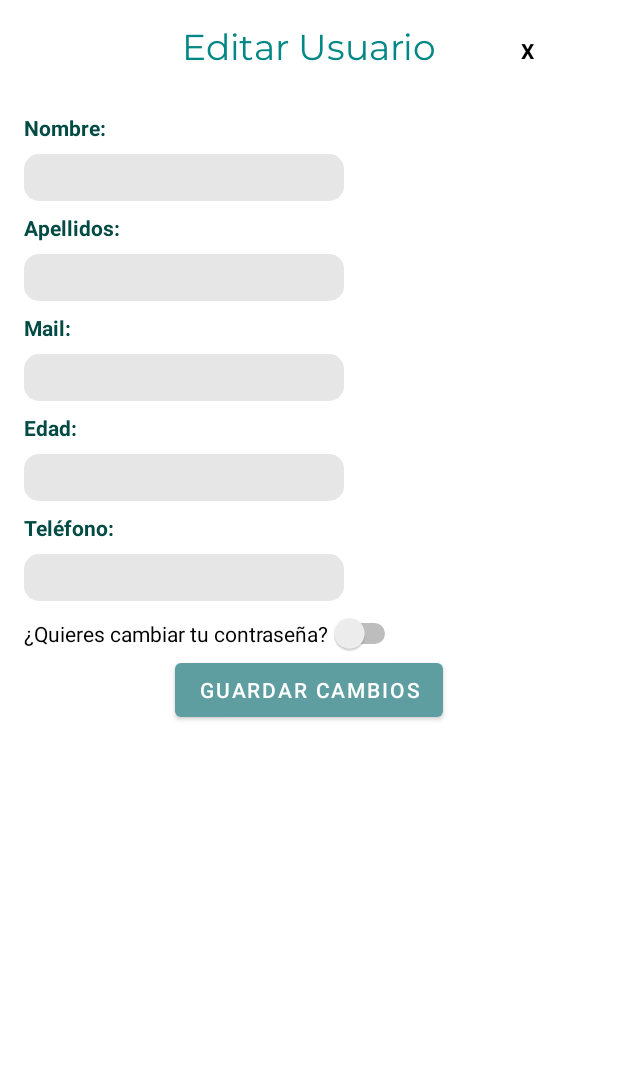
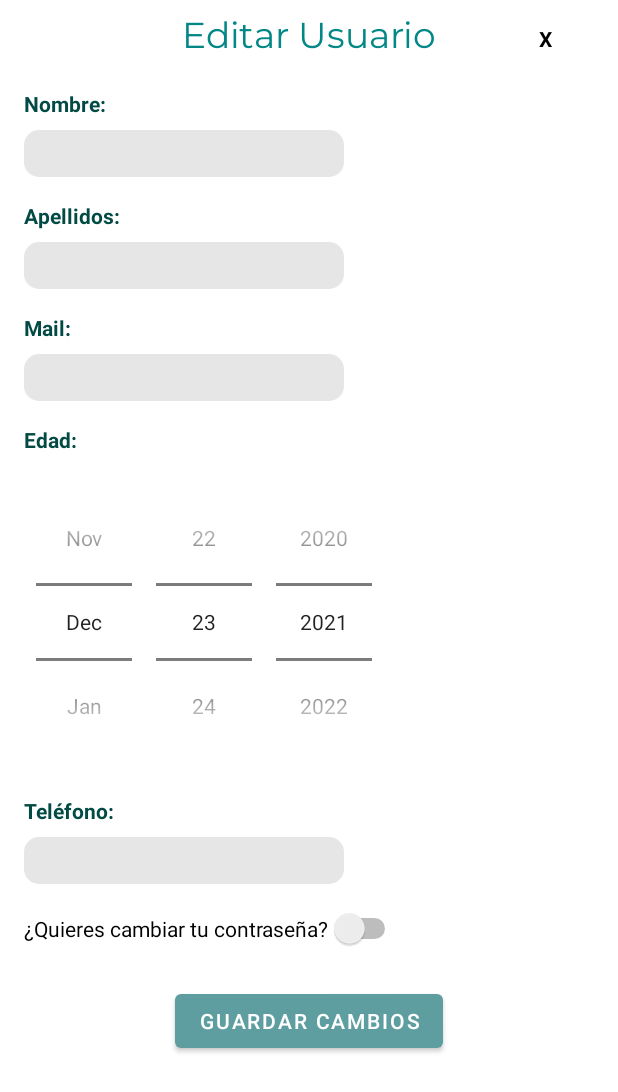
Before and after one commit to 3-GTI-ProyectoMedioAmbiente/Android, an Android app: the layout popeditarusuario.xml on its own in the app's theme, with its tools: preview values and no code run, on a phone screen of 412 x 824 dp. Shown: the top 1092 px of the screen. Run offline under Robolectric (Android 15) with nearby library versions, the phone set to English and light mode, and no system bars; Roboto replaces fonts that are not available here.

Commit message:
Editar funciona con la nueva fecha

```diff
--- a/src/AppBeacon/app/src/main/res/layout/popeditarusuario.xml
+++ b/src/AppBeacon/app/src/main/res/layout/popeditarusuario.xml
@@ -14,7 +14,7 @@
             android:id="@+id/textView40"
             android:layout_width="wrap_content"
             android:layout_height="wrap_content"
-            android:layout_marginTop="16dp"
+            android:layout_marginTop="8dp"
             android:fontFamily="@font/montserrat"
             android:text="Editar Usuario"
             android:textColor="@color/teal_700"
@@ -51,30 +51,29 @@
             android:id="@+id/textViewTelefonoEditar"
             android:layout_width="wrap_content"
             android:layout_height="wrap_content"
-            android:layout_marginTop="8dp"
+            android:layout_marginTop="16dp"
             android:text="Teléfono:"
             android:textColor="#024A44"
             android:textStyle="bold"
-            app:layout_constraintStart_toStartOf="@+id/editTextEdadEditar"
-            app:layout_constraintTop_toBottomOf="@+id/editTextEdadEditar" />
+            app:layout_constraintStart_toStartOf="@+id/etEdadEditar"
+            app:layout_constraintTop_toBottomOf="@+id/etEdadEditar" />
 
-        <EditText
-            android:id="@+id/editTextEdadEditar"
+        <DatePicker
+            android:id="@+id/etEdadEditar"
             android:layout_width="wrap_content"
-            android:layout_height="31dp"
-            android:layout_marginTop="8dp"
-            android:background="@drawable/register"
-            android:ems="10"
-            android:inputType="textPersonName"
-            android:paddingStart="5dp"
-            app:layout_constraintStart_toStartOf="@+id/textViewEdadEditar"
+            android:layout_height="300px"
+            android:layout_marginStart="16dp"
+            android:layout_marginTop="12dp"
+            android:calendarViewShown="false"
+            android:datePickerMode="spinner"
+            app:layout_constraintStart_toStartOf="parent"
             app:layout_constraintTop_toBottomOf="@+id/textViewEdadEditar" />
 
         <TextView
             android:id="@+id/textViewEdadEditar"
             android:layout_width="wrap_content"
             android:layout_height="wrap_content"
-            android:layout_marginTop="8dp"
+            android:layout_marginTop="16dp"
             android:text="Edad:"
             android:textColor="#024A44"
             android:textStyle="bold"
@@ -97,7 +96,7 @@
             android:id="@+id/textViewMailEditar"
             android:layout_width="wrap_content"
             android:layout_height="wrap_content"
-            android:layout_marginTop="8dp"
+            android:layout_marginTop="16dp"
             android:text="Mail:"
             android:textColor="#024A44"
             android:textStyle="bold"
@@ -108,7 +107,7 @@
             android:id="@+id/textViewApellidosEditar"
             android:layout_width="wrap_content"
             android:layout_height="wrap_content"
-            android:layout_marginTop="8dp"
+            android:layout_marginTop="16dp"
             android:text="Apellidos:"
             android:textColor="#024A44"
             android:textStyle="bold"
@@ -120,7 +119,7 @@
             android:layout_width="wrap_content"
             android:layout_height="wrap_content"
             android:layout_marginStart="16dp"
-            android:layout_marginTop="24dp"
+            android:layout_marginTop="16dp"
             android:text="Nombre:"
             android:textColor="#024A44"
             android:textStyle="bold"
@@ -143,7 +142,7 @@
             android:id="@+id/textViewAntiguaContra"
             android:layout_width="wrap_content"
             android:layout_height="wrap_content"
-            android:layout_marginTop="8dp"
+            android:layout_marginTop="16dp"
             android:text="Antigua Contraseña:"
             android:textColor="#024A44"
             android:textStyle="bold"
@@ -168,7 +167,7 @@
             android:id="@+id/textViewNuevaContra"
             android:layout_width="wrap_content"
             android:layout_height="wrap_content"
-            android:layout_marginTop="8dp"
+            android:layout_marginTop="16dp"
             android:text="Nueva Contraseña:"
             android:textColor="#024A44"
             android:textStyle="bold"
@@ -193,7 +192,7 @@
             android:id="@+id/textViewReNuevaContra"
             android:layout_width="wrap_content"
             android:layout_height="wrap_content"
-            android:layout_marginTop="8dp"
+            android:layout_marginTop="16dp"
             android:text="Repite Nueva Contraseña:"
             android:textColor="#024A44"
             android:textStyle="bold"
@@ -218,8 +217,8 @@
             android:id="@+id/btnRegistro"
             android:layout_width="wrap_content"
             android:layout_height="wrap_content"
+            android:layout_marginTop="24dp"
             android:text="Guardar Cambios"
-            app:layout_constraintBottom_toBottomOf="parent"
             app:layout_constraintEnd_toEndOf="parent"
             app:layout_constraintStart_toStartOf="parent"
             app:layout_constraintTop_toBottomOf="@+id/editTextReContraEditar" />
@@ -229,6 +228,7 @@
             android:layout_width="wrap_content"
             android:layout_height="wrap_content"
             android:layout_gravity="end"
+            android:layout_marginStart="24dp"
             android:gravity="center"
             android:padding="10px"
             android:text="X"
@@ -245,7 +245,7 @@
             android:id="@+id/switch2"
             android:layout_width="wrap_content"
             android:layout_height="wrap_content"
-            android:layout_marginTop="8dp"
+            android:layout_marginTop="16dp"
             android:text="¿Quieres cambiar tu contraseña?"
             app:layout_constraintStart_toStartOf="@+id/etTelefonoRegis"
             app:layout_constraintTop_toBottomOf="@+id/etTelefonoRegis" />
```
Also changed, not shown: src/AppBeacon/app/src/main/java/com/example/jcherram/appbeacon/fragment/UserFragment.java (+47 -12 lines).
